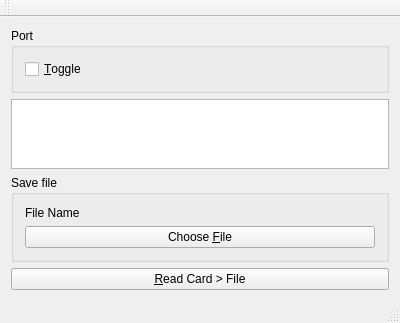
Old version of the form RcardClient/mainwindow.ui in the repository theme/rcard.
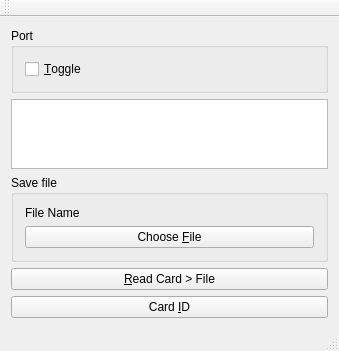
New version of the form.

```diff
--- a/RcardClient/mainwindow.ui
+++ b/RcardClient/mainwindow.ui
@@ -6,8 +6,8 @@
    <rect>
     <x>0</x>
     <y>0</y>
-    <width>400</width>
-    <height>304</height>
+    <width>339</width>
+    <height>337</height>
    </rect>
   </property>
   <property name="windowTitle">
@@ -64,6 +64,13 @@
       </property>
      </widget>
     </item>
+    <item>
+     <widget class="QPushButton" name="idButton">
+      <property name="text">
+       <string>Card &amp;ID</string>
+      </property>
+     </widget>
+    </item>
    </layout>
   </widget>
   <widget class="QMenuBar" name="menuBar">
```
Left out of the diff: 2 changed lines with no effect on the pictures.
